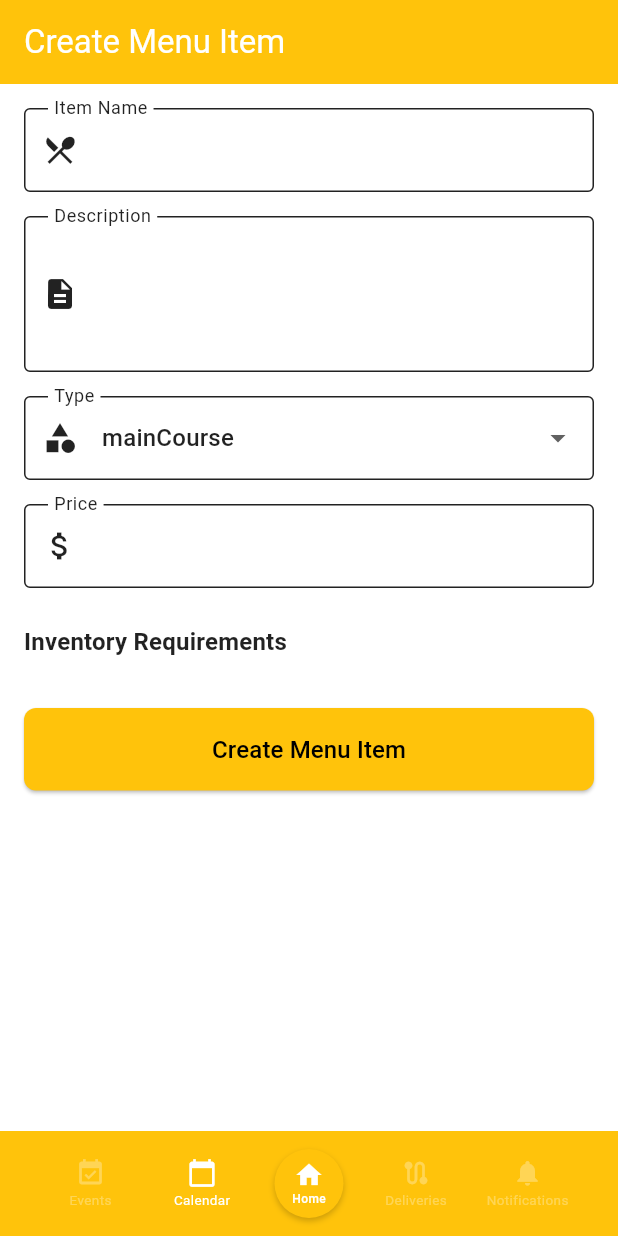
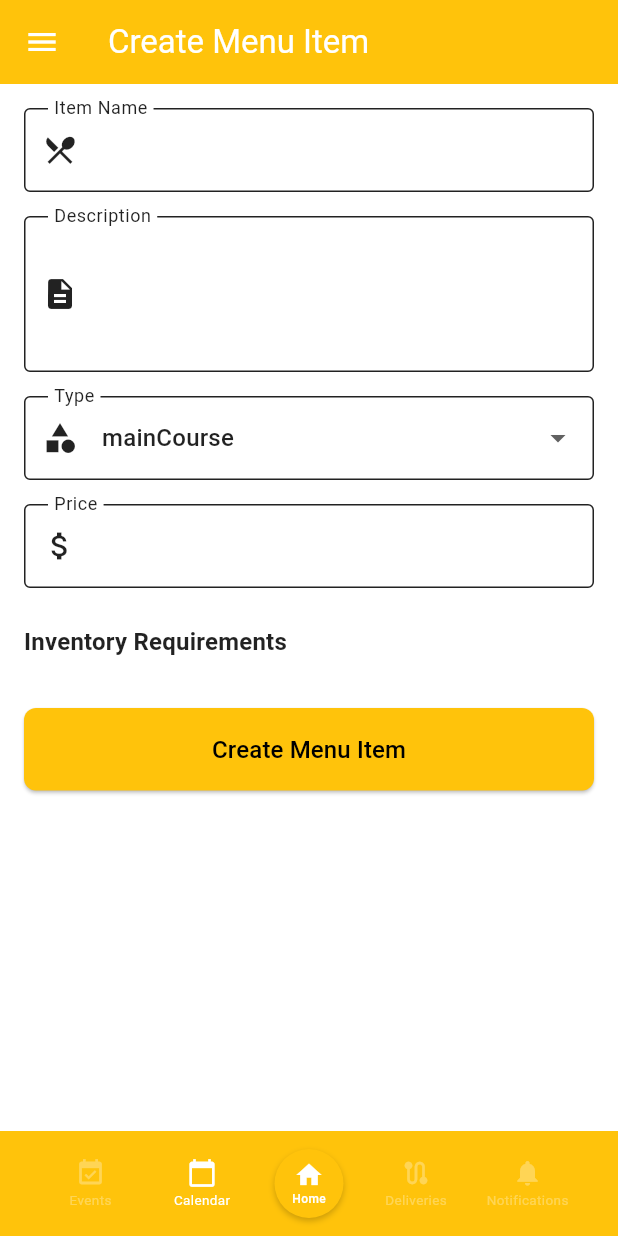
Before and after one commit to HarzaanHussain/cateredtoyou, a Flutter app: the MenuItemEditScreen screen opened by its route, on a phone screen of 412 x 824 dp. Run offline on Flutter 3.47's test engine with Material 3 defaults, Android fonts, the phone set to English and light mode, and no system bars; our stand-ins replace cloud_firestore, firebase_auth, firebase_core, flutter_local_notifications, flutter_map, flutter_timezone and 6 more; missing offline and left inert: flutter_map_cancellable_tile_provider; accounts and stored records are empty.

Commit message:
added mainscaffold to add menu item screen

```diff
--- a/lib/views/auth/login_screen.dart
+++ b/lib/views/auth/login_screen.dart
@@ -115,7 +115,7 @@ class _LoginScreenState extends State<LoginScreen> {
                         child: Image.asset(
                           'assets/Adobefile.png',
                           fit: BoxFit.contain,
-                           alignment: const Alignment(-1.5, 0),   // 👈 shift ~15 % to the right
+                           alignment: const Alignment(-1.5, 0),   //  shift ~15 % to the left
                         ),
                       ),
                     ),
--- a/lib/views/menu_item/menu_item_edit_screen.dart
+++ b/lib/views/menu_item/menu_item_edit_screen.dart
@@ -8,6 +8,7 @@ import 'package:cateredtoyou/services/menu_item_service.dart'; // Importing Menu
 import 'package:cateredtoyou/services/inventory_service.dart'; // Importing InventoryService for inventory management.
 import 'package:cateredtoyou/widgets/custom_button.dart'; // Importing custom button widget.
 import 'package:cateredtoyou/widgets/custom_text_field.dart'; // Importing custom text field widget.
+import 'package:cateredtoyou/widgets/main_scaffold.dart';
 
 class MenuItemEditScreen extends StatefulWidget {
   // Stateful widget for editing or creating menu items.
@@ -195,13 +196,12 @@ class _MenuItemEditScreenState extends State<MenuItemEditScreen> {
   Widget build(BuildContext context) {
     final isEditing = widget.menuItem != null; // Check if editing.
 
-    return Scaffold(
-      bottomNavigationBar: const BottomToolbar(),
-      appBar: AppBar(
-        title: Text(isEditing
+    return MainScaffold(
+
+        title: isEditing
             ? 'Edit Menu Item'
-            : 'Create Menu Item'), // Set app bar title.
-      ),
+            : 'Create Menu Item',// Set app bar title.
+
       body: SingleChildScrollView(
         padding: const EdgeInsets.all(16.0),
         child: Form(
```
